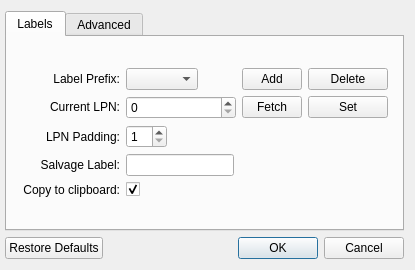
LMBernardo/LabelManager, file settingswindow.ui: the form before one commit.
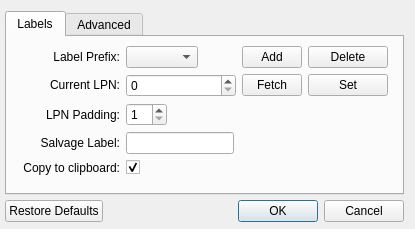
The form after the commit. The open tabs and pages were chosen to show the change.

Commit message: Fixed settings window size and added QFileSystemWatcher for settings

```diff
--- a/settingswindow.ui
+++ b/settingswindow.ui
@@ -10,19 +10,19 @@
     <x>0</x>
     <y>0</y>
     <width>415</width>
-    <height>270</height>
+    <height>225</height>
    </rect>
   </property>
   <property name="sizePolicy">
-   <sizepolicy hsizetype="Minimum" vsizetype="Minimum">
+   <sizepolicy hsizetype="Minimum" vsizetype="Fixed">
     <horstretch>0</horstretch>
     <verstretch>0</verstretch>
    </sizepolicy>
   </property>
   <property name="maximumSize">
    <size>
-    <width>448</width>
-    <height>16777215</height>
+    <width>415</width>
+    <height>225</height>
    </size>
   </property>
   <property name="windowTitle">
@@ -32,15 +32,42 @@
    <bool>true</bool>
   </property>
   <layout class="QVBoxLayout" name="verticalLayout">
+   <property name="spacing">
+    <number>5</number>
+   </property>
+   <property name="sizeConstraint">
+    <enum>QLayout::SetDefaultConstraint</enum>
+   </property>
    <property name="leftMargin">
     <number>5</number>
    </property>
+   <property name="bottomMargin">
+    <number>7</number>
+   </property>
    <item>
     <widget class="QTabWidget" name="tabWidget">
+     <property name="sizePolicy">
+      <sizepolicy hsizetype="MinimumExpanding" vsizetype="Fixed">
+       <horstretch>0</horstretch>
+       <verstretch>0</verstretch>
+      </sizepolicy>
+     </property>
+     <property name="maximumSize">
+      <size>
+       <width>16777215</width>
+       <height>184</height>
+      </size>
+     </property>
      <property name="currentIndex">
       <number>0</number>
      </property>
      <widget class="QWidget" name="labelSettingsTab">
+      <property name="maximumSize">
+       <size>
+        <width>16777215</width>
+        <height>156</height>
+       </size>
+      </property>
       <attribute name="title">
        <string>Labels</string>
       </attribute>
@@ -53,49 +80,23 @@
          <property name="rightMargin">
           <number>5</number>
          </property>
-         <item row="2" column="4">
-          <widget class="QPushButton" name="deletePrefixButton">
+         <item row="1" column="0">
+          <widget class="QLabel" name="lpnLabel">
            <property name="sizePolicy">
-            <sizepolicy hsizetype="Fixed" vsizetype="Fixed">
+            <sizepolicy hsizetype="Minimum" vsizetype="Fixed">
              <horstretch>0</horstretch>
              <verstretch>0</verstretch>
             </sizepolicy>
            </property>
-           <property name="maximumSize">
-            <size>
-             <width>16777215</width>
-             <height>16777215</height>
-            </size>
-           </property>
-           <property name="layoutDirection">
-            <enum>Qt::LeftToRight</enum>
-           </property>
            <property name="text">
-            <string>Delete</string>
-           </property>
-          </widget>
-         </item>
-         <item row="8" column="2">
-          <widget class="QCheckBox" name="copyCheckbox">
-           <property name="text">
-            <string/>
-           </property>
-           <property name="checked">
-            <bool>true</bool>
-           </property>
-          </widget>
-         </item>
-         <item row="8" column="0">
-          <widget class="QLabel" name="copyLabel">
-           <property name="text">
-            <string>Copy to clipboard:</string>
+            <string>Current LPN:</string>
            </property>
            <property name="alignment">
             <set>Qt::AlignRight|Qt::AlignTrailing|Qt::AlignVCenter</set>
            </property>
           </widget>
          </item>
-         <item row="2" column="2">
+         <item row="0" column="1">
           <widget class="QComboBox" name="prefixComboBox">
            <property name="sizePolicy">
             <sizepolicy hsizetype="Fixed" vsizetype="Fixed">
@@ -114,7 +115,100 @@
            </property>
           </widget>
          </item>
-         <item row="2" column="3">
+         <item row="1" column="3">
+          <widget class="QPushButton" name="lpnSetButton">
+           <property name="sizePolicy">
+            <sizepolicy hsizetype="Fixed" vsizetype="Fixed">
+             <horstretch>0</horstretch>
+             <verstretch>0</verstretch>
+            </sizepolicy>
+           </property>
+           <property name="maximumSize">
+            <size>
+             <width>16777215</width>
+             <height>16777215</height>
+            </size>
+           </property>
+           <property name="text">
+            <string>Set</string>
+           </property>
+          </widget>
+         </item>
+         <item row="3" column="1" colspan="3">
+          <widget class="QLineEdit" name="salvageLineEdit">
+           <property name="sizePolicy">
+            <sizepolicy hsizetype="Fixed" vsizetype="Fixed">
+             <horstretch>0</horstretch>
+             <verstretch>0</verstretch>
+            </sizepolicy>
+           </property>
+           <property name="placeholderText">
+            <string/>
+           </property>
+          </widget>
+         </item>
+         <item row="2" column="1">
+          <widget class="QSpinBox" name="paddingSpinBox">
+           <property name="sizePolicy">
+            <sizepolicy hsizetype="Fixed" vsizetype="Fixed">
+             <horstretch>0</horstretch>
+             <verstretch>0</verstretch>
+            </sizepolicy>
+           </property>
+           <property name="toolTip">
+            <string>Pad the LPN to the specified number of digits</string>
+           </property>
+           <property name="minimum">
+            <number>1</number>
+           </property>
+           <property name="maximum">
+            <number>10</number>
+           </property>
+          </widget>
+         </item>
+         <item row="0" column="3">
+          <widget class="QPushButton" name="deletePrefixButton">
+           <property name="sizePolicy">
+            <sizepolicy hsizetype="Fixed" vsizetype="Fixed">
+             <horstretch>0</horstretch>
+             <verstretch>0</verstretch>
+            </sizepolicy>
+           </property>
+           <property name="maximumSize">
+            <size>
+             <width>16777215</width>
+             <height>16777215</height>
+            </size>
+           </property>
+           <property name="layoutDirection">
+            <enum>Qt::LeftToRight</enum>
+           </property>
+           <property name="text">
+            <string>Delete</string>
+           </property>
+          </widget>
+         </item>
+         <item row="4" column="1">
+          <widget class="QCheckBox" name="copyCheckbox">
+           <property name="text">
+            <string/>
+           </property>
+           <property name="checked">
+            <bool>true</bool>
+           </property>
+          </widget>
+         </item>
+         <item row="4" column="0">
+          <widget class="QLabel" name="copyLabel">
+           <property name="text">
+            <string>Copy to clipboard:</string>
+           </property>
+           <property name="alignment">
+            <set>Qt::AlignRight|Qt::AlignTrailing|Qt::AlignVCenter</set>
+           </property>
+          </widget>
+         </item>
+         <item row="0" column="2">
           <widget class="QPushButton" name="addPrefixButton">
            <property name="sizePolicy">
             <sizepolicy hsizetype="Fixed" vsizetype="Fixed">
@@ -133,7 +227,7 @@
            </property>
           </widget>
          </item>
-         <item row="7" column="0">
+         <item row="3" column="0">
           <widget class="QLabel" name="salvageLabel">
            <property name="text">
             <string>Salvage Label:</string>
@@ -143,7 +237,7 @@
            </property>
           </widget>
          </item>
-         <item row="5" column="2">
+         <item row="1" column="1">
           <widget class="QSpinBox" name="lpnSpinBox">
            <property name="sizePolicy">
             <sizepolicy hsizetype="Minimum" vsizetype="Fixed">
@@ -174,90 +268,7 @@
            </property>
           </widget>
          </item>
-         <item row="6" column="2">
-          <widget class="QSpinBox" name="paddingSpinBox">
-           <property name="sizePolicy">
-            <sizepolicy hsizetype="Fixed" vsizetype="Fixed">
-             <horstretch>0</horstretch>
-             <verstretch>0</verstretch>
-            </sizepolicy>
-           </property>
-           <property name="toolTip">
-            <string>Pad the LPN to the specified number of digits</string>
-           </property>
-           <property name="minimum">
-            <number>1</number>
-           </property>
-           <property name="maximum">
-            <number>10</number>
-           </property>
-          </widget>
-         </item>
-         <item row="7" column="2" colspan="3">
-          <widget class="QLineEdit" name="salvageLineEdit">
-           <property name="sizePolicy">
-            <sizepolicy hsizetype="Fixed" vsizetype="Fixed">
-             <horstretch>0</horstretch>
-             <verstretch>0</verstretch>
-            </sizepolicy>
-           </property>
-           <property name="placeholderText">
-            <string/>
-           </property>
-          </widget>
-         </item>
-         <item row="5" column="4">
-          <widget class="QPushButton" name="lpnSetButton">
-           <property name="sizePolicy">
-            <sizepolicy hsizetype="Fixed" vsizetype="Fixed">
-             <horstretch>0</horstretch>
-             <verstretch>0</verstretch>
-            </sizepolicy>
-           </property>
-           <property name="maximumSize">
-            <size>
-             <width>16777215</width>
-             <height>16777215</height>
-            </size>
-           </property>
-           <property name="text">
-            <string>Set</string>
-           </property>
-          </widget>
-         </item>
          <item row="2" column="0">
-          <widget class="QLabel" name="prefixLabel">
-           <property name="text">
-            <string>Label Prefix:</string>
-           </property>
-           <property name="alignment">
-            <set>Qt::AlignRight|Qt::AlignTrailing|Qt::AlignVCenter</set>
-           </property>
-          </widget>
-         </item>
-         <item row="5" column="3">
-          <widget class="QPushButton" name="lpnFetchButton">
-           <property name="sizePolicy">
-            <sizepolicy hsizetype="Fixed" vsizetype="Fixed">
-             <horstretch>0</horstretch>
-             <verstretch>0</verstretch>
-            </sizepolicy>
-           </property>
-           <property name="maximumSize">
-            <size>
-             <width>60</width>
-             <height>16777215</height>
-            </size>
-           </property>
-           <property name="layoutDirection">
-            <enum>Qt::LeftToRight</enum>
-           </property>
-           <property name="text">
-            <string>Fetch</string>
-           </property>
-          </widget>
-         </item>
-         <item row="6" column="0">
           <widget class="QLabel" name="paddingLabel">
            <property name="text">
             <string>LPN Padding:</string>
@@ -267,16 +278,32 @@
            </property>
           </widget>
          </item>
-         <item row="5" column="0">
-          <widget class="QLabel" name="lpnLabel">
+         <item row="1" column="2">
+          <widget class="QPushButton" name="lpnFetchButton">
            <property name="sizePolicy">
-            <sizepolicy hsizetype="Minimum" vsizetype="Fixed">
+            <sizepolicy hsizetype="Fixed" vsizetype="Fixed">
              <horstretch>0</horstretch>
              <verstretch>0</verstretch>
             </sizepolicy>
            </property>
+           <property name="maximumSize">
+            <size>
+             <width>60</width>
+             <height>16777215</height>
+            </size>
+           </property>
+           <property name="layoutDirection">
+            <enum>Qt::LeftToRight</enum>
+           </property>
            <property name="text">
-            <string>Current LPN:</string>
+            <string>Fetch</string>
+           </property>
+          </widget>
+         </item>
+         <item row="0" column="0">
+          <widget class="QLabel" name="prefixLabel">
+           <property name="text">
+            <string>Label Prefix:</string>
            </property>
            <property name="alignment">
             <set>Qt::AlignRight|Qt::AlignTrailing|Qt::AlignVCenter</set>
@@ -285,6 +312,19 @@
          </item>
         </layout>
        </item>
+       <item row="1" column="0">
+        <spacer name="verticalSpacer">
+         <property name="orientation">
+          <enum>Qt::Vertical</enum>
+         </property>
+         <property name="sizeHint" stdset="0">
+          <size>
+           <width>20</width>
+           <height>40</height>
+          </size>
+         </property>
+        </spacer>
+       </item>
       </layout>
      </widget>
      <widget class="QWidget" name="advancedSettingsTab">
```
Left out of the diff: 136 changed lines with no effect on the pictures. The commit also changes 4 other files.
